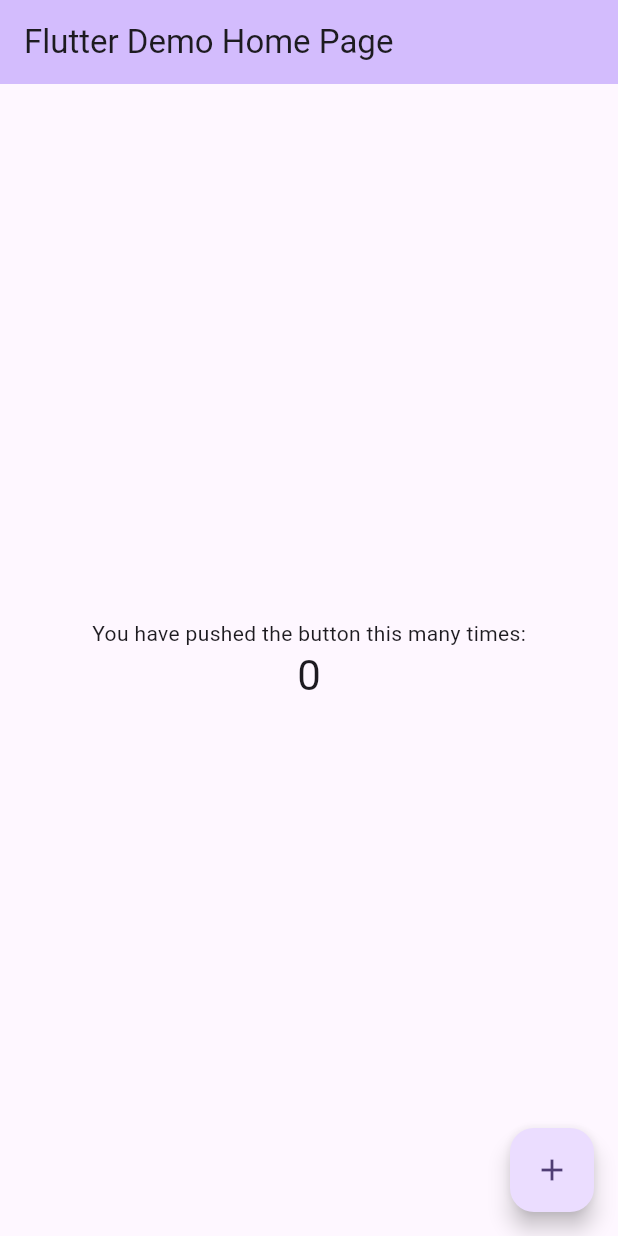
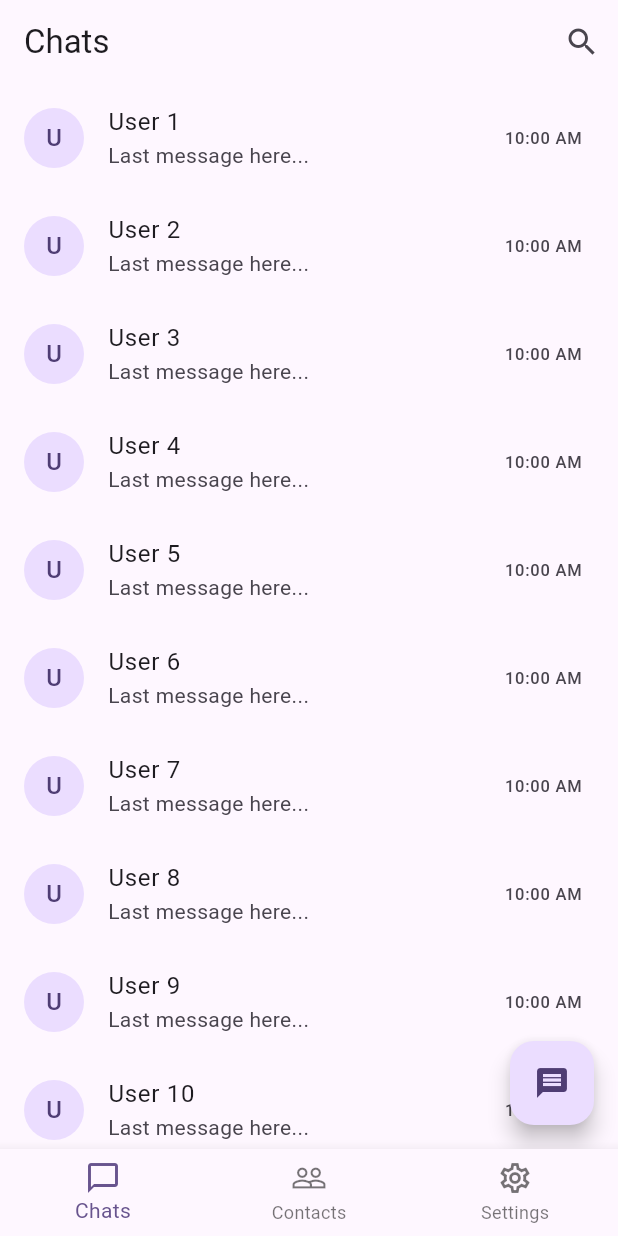
Before and after one commit to could-ai/01983c0d-b5e4-7c51-9b24-ac7522070e74, a Flutter app: the screen it shows after launch, on a phone screen of 412 x 824 dp. Run offline on Flutter 3.47's test engine with Material 3 defaults, Android fonts, the phone set to English and light mode, and no system bars; our stand-ins replace flutter_riverpod.

Commit message:
Added Riverpod, SharedPreferences, Hive, and Hive Flutter dependencies.; Configured Riverpod ProviderScope and set RootScreen as the home.; Created RootScreen with BottomNavigationBar for main navigation.; Created ChatListScreen as a placeholder for chat conversations.; Created ContactsScreen as a placeholder for user contacts.; Created SettingsScreen as a placeholder for app settings.; Created ChatScreen as a placeholder for individual chat conversations.

```diff
--- a/usr/lib/main.dart
+++ b/usr/lib/main.dart
@@ -1,120 +1,24 @@
 import 'package:flutter/material.dart';
+import 'package:flutter_riverpod/flutter_riverpod.dart';
+import 'package:couldai_user_app/screens/root_screen.dart';
 
 void main() {
-  runApp(const MyApp());
+  runApp(const ProviderScope(child: MyApp()));
 }
 
 class MyApp extends StatelessWidget {
   const MyApp({super.key});
 
-  // This widget is the root of your application.
   @override
   Widget build(BuildContext context) {
     return MaterialApp(
-      title: 'Flutter Demo',
+      title: 'Whisper Connect Hub',
       debugShowCheckedModeBanner: false,
       theme: ThemeData(
-        // This is the theme of your application.
-        //
-        // TRY THIS: Try running your application with "flutter run". You'll see
-        // the application has a purple toolbar. Then, without quitting the app,
-        // try changing the seedColor in the colorScheme below to Colors.green
-        // and then invoke "hot reload" (save your changes or press the "hot
-        // reload" button in a Flutter-supported IDE, or press "r" if you used
-        // the command line to start the app).
-        //
-        // Notice that the counter didn't reset back to zero; the application
-        // state is not lost during the reload. To reset the state, use hot
-        // restart instead.
-        //
-        // This works for code too, not just values: Most code changes can be
-        // tested with just a hot reload.
         colorScheme: ColorScheme.fromSeed(seedColor: Colors.deepPurple),
+        useMaterial3: true,
       ),
-      home: const MyHomePage(title: 'Flutter Demo Home Page'),
+      home: const RootScreen(),
     );
   }
 }
-
-class MyHomePage extends StatefulWidget {
-  const MyHomePage({super.key, required this.title});
-
-  // This widget is the home page of your application. It is stateful, meaning
-  // that it has a State object (defined below) that contains fields that affect
-  // how it looks.
-
-  // This class is the configuration for the state. It holds the values (in this
-  // case the title) provided by the parent (in this case the App widget) and
-  // used by the build method of the State. Fields in a Widget subclass are
-  // always marked "final".
-
-  final String title;
-
-  @override
-  State<MyHomePage> createState() => _MyHomePageState();
-}
-
-class _MyHomePageState extends State<MyHomePage> {
-  int _counter = 0;
-
-  void _incrementCounter() {
-    setState(() {
-      // This call to setState tells the Flutter framework that something has
-      // changed in this State, which causes it to rerun the build method below
-      // so that the display can reflect the updated values. If we changed
-      // _counter without calling setState(), then the build method would not be
-      // called again, and so nothing would appear to happen.
-      _counter++;
-    });
-  }
-
-  @override
-  Widget build(BuildContext context) {
-    // This method is rerun every time setState is called, for instance as done
-    // by the _incrementCounter method above.
-    //
-    // The Flutter framework has been optimized to make rerunning build methods
-    // fast, so that you can just rebuild anything that needs updating rather
-    // than having to individually change instances of widgets.
-    return Scaffold(
-      appBar: AppBar(
-        // TRY THIS: Try changing the color here to a specific color (to
-        // Colors.amber, perhaps?) and trigger a hot reload to see the AppBar
-        // change color while the other colors stay the same.
-        backgroundColor: Theme.of(context).colorScheme.inversePrimary,
-        // Here we take the value from the MyHomePage object that was created by
-        // the App.build method, and use it to set our appbar title.
-        title: Text(widget.title),
-      ),
-      body: Center(
-        // Center is a layout widget. It takes a single child and positions it
-        // in the middle of the parent.
-        child: Column(
-          // Column is also a layout widget. It takes a list of children and
-          // arranges them vertically. By default, it sizes itself to fit its
-          // children horizontally, and tries to be as tall as its parent.
-          //
-          // Column has various properties to control how it sizes itself and
-          // how it positions its children. Here we use mainAxisAlignment to
-          // center the children vertically; the main axis here is the vertical
-          // axis because Columns are vertical (the cross axis would be
-          // horizontal).
-          //
-          // TRY THIS: Invoke "debug painting" (choose the "Toggle Debug Paint"
-          // action in the IDE, or press "p" in the console), to see the
-          // wireframe for each widget.
-          mainAxisAlignment: MainAxisAlignment.center,
-          children: <Widget>[
-            const Text('You have pushed the button this many times:'),
-            Text('$_counter', style: Theme.of(context).textTheme.headlineMedium),
-          ],
-        ),
-      ),
-      floatingActionButton: FloatingActionButton(
-        onPressed: _incrementCounter,
-        tooltip: 'Increment',
-        child: const Icon(Icons.add),
-      ), // This trailing comma makes auto-formatting nicer for build methods.
-    );
-  }
-}
--- /dev/null
+++ b/usr/lib/screens/chat_list_screen.dart
@@ -0,0 +1,50 @@
+import 'package:flutter/material.dart';
+import 'package:couldai_user_app/screens/chat_screen.dart';
+
+class ChatListScreen extends StatelessWidget {
+  const ChatListScreen({super.key});
+
+  @override
+  Widget build(BuildContext context) {
+    return Scaffold(
+      appBar: AppBar(
+        title: const Text('Chats'),
+        actions: [
+          IconButton(
+            icon: const Icon(Icons.search),
+            onPressed: () {
+              // Implement conversation search
+            },
+          ),
+        ],
+      ),
+      body: ListView.builder(
+        itemCount: 10, // Mock conversation count
+        itemBuilder: (context, index) {
+          return ListTile(
+            leading: const CircleAvatar(child: Text('U')),
+            title: Text('User ${index + 1}'),
+            subtitle: const Text('Last message here...'),
+            trailing: const Text('10:00 AM'),
+            onTap: () {
+              Navigator.push(
+                context,
+                MaterialPageRoute(
+                  builder: (context) => ChatScreen(chatId: 'chat_${index + 1}', chatName: 'User ${index + 1}'),
+                ),
+              );            },
+            onLongPress: () {
+              // Implement swipe-to-delete with undo snackbar
+            },
+          );
+        },
+      ),
+      floatingActionButton: FloatingActionButton(
+        onPressed: () {
+          // Implement custom floating action button for new chats
+        },
+        child: const Icon(Icons.message),
+      ),
+    );
+  }
+}
--- /dev/null
+++ b/usr/lib/screens/root_screen.dart
@@ -0,0 +1,55 @@
+import 'package:flutter/material.dart';
+import 'package:couldai_user_app/screens/chat_list_screen.dart';
+import 'package:couldai_user_app/screens/contacts_screen.dart';
+import 'package:couldai_user_app/screens/settings_screen.dart';
+
+class RootScreen extends StatefulWidget {
+  const RootScreen({super.key});
+
+  @override
+  State<RootScreen> createState() => _RootScreenState();
+}
+
+class _RootScreenState extends State<RootScreen> {
+  int _selectedIndex = 0;
+
+  static const List<Widget> _widgetOptions = <Widget>[
+    ChatListScreen(),
+    ContactsScreen(),
+    SettingsScreen(),
+  ];
+
+  void _onItemTapped(int index) {
+    setState(() {
+      _selectedIndex = index;
+    });
+  }
+
+  @override
+  Widget build(BuildContext context) {
+    return Scaffold(
+      body: Center(
+        child: _widgetOptions.elementAt(_selectedIndex),
+      ),
+      bottomNavigationBar: BottomNavigationBar(
+        items: const <BottomNavigationBarItem>[
+          BottomNavigationBarItem(
+            icon: Icon(Icons.chat_bubble_outline),
+            label: 'Chats',
+          ),
+          BottomNavigationBarItem(
+            icon: Icon(Icons.people_outline),
+            label: 'Contacts',
+          ),
+          BottomNavigationBarItem(
+            icon: Icon(Icons.settings_outlined),
+            label: 'Settings',
+          ),
+        ],
+        currentIndex: _selectedIndex,
+        selectedItemColor: Theme.of(context).colorScheme.primary,
+        onTap: _onItemTapped,
+      ),
+    );
+  }
+}
```
Also changed, not shown: usr/lib/screens/chat_screen.dart (added, +80 -0 lines), usr/lib/screens/contacts_screen.dart (added, +27 -0 lines), usr/lib/screens/settings_screen.dart (added, +28 -0 lines), usr/pubspec.yaml (+7 -0 lines).
